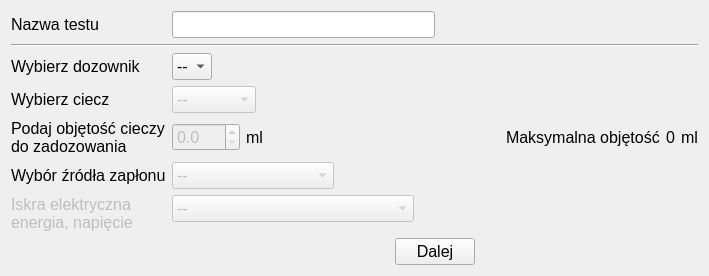
The window that app/nowytest_1.ui (wiacekmarcin/StanowiskoChemiczne) describes before a commit, drawn with Qt 5.
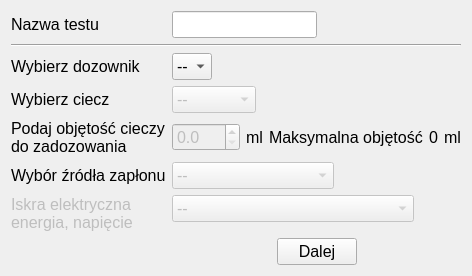
The same window after the commit. Custom widgets are drawn as their Qt base class.

Patch:
```diff
--- a/app/nowytest_1.ui
+++ b/app/nowytest_1.ui
@@ -6,8 +6,8 @@
    <rect>
     <x>0</x>
     <y>0</y>
-    <width>709</width>
-    <height>253</height>
+    <width>396</width>
+    <height>263</height>
    </rect>
   </property>
   <property name="font">
```
